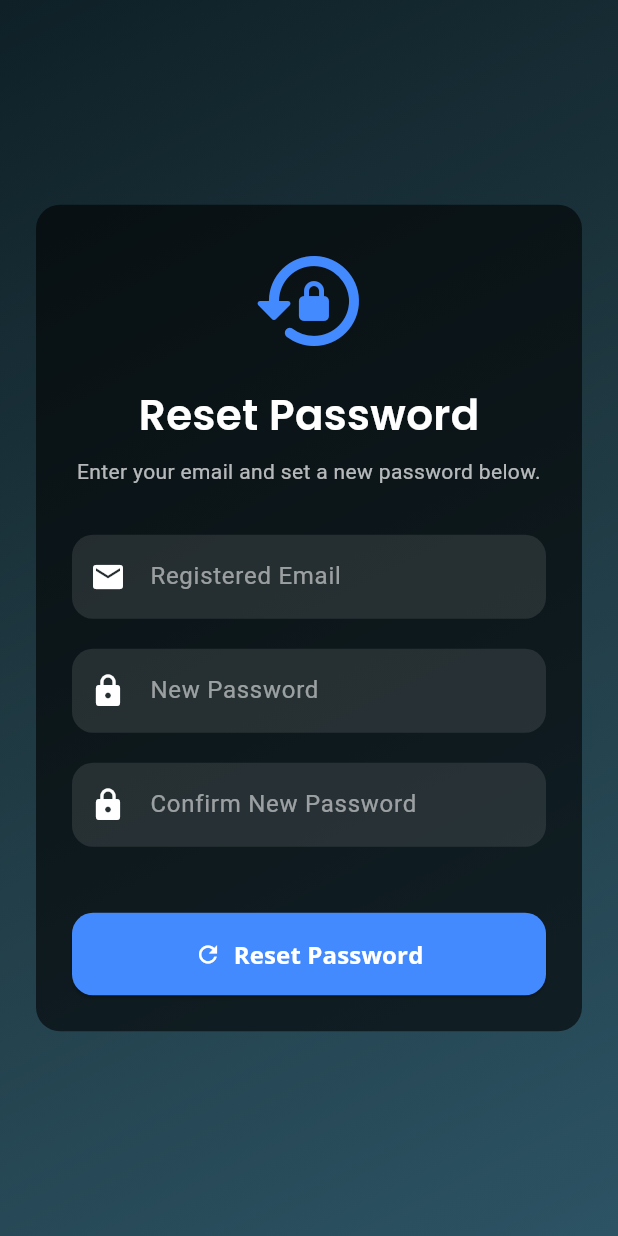
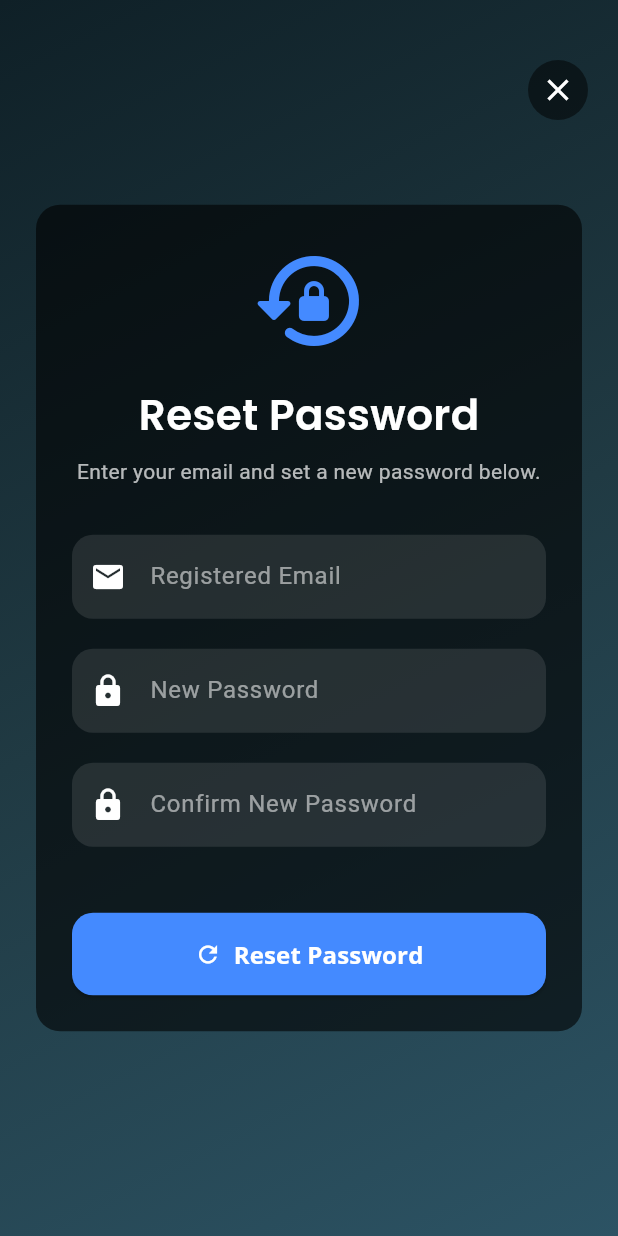
Before and after one commit to nhsnaa/streaming_app, a Flutter app: the ForgotPasswordPage screen opened directly, on a phone screen of 412 x 824 dp. Run offline on Flutter 3.47's test engine with Material 3 defaults, Android fonts, the phone set to English and light mode, and no system bars; our stand-ins replace google_fonts, shared_preferences, smooth_page_indicator, youtube_player_iframe; accounts and stored records are empty.

Commit message:
fixing forgot password ui

```diff
--- a/lib/modules/forgot_password_page.dart
+++ b/lib/modules/forgot_password_page.dart
@@ -50,7 +50,9 @@ class _ForgotPasswordPageState extends State<ForgotPasswordPage> {
             end: Alignment.bottomRight,
           ),
         ),
-        child: Center(
+        child: Stack(
+          children: [
+            Center(
               child: ConstrainedBox(
                 constraints: const BoxConstraints(maxWidth: 600),
                   child: SingleChildScrollView(
@@ -81,13 +83,10 @@ class _ForgotPasswordPageState extends State<ForgotPasswordPage> {
                           style: const TextStyle(color: Colors.white70),
                         ),
                         const SizedBox(height: 32),
-
                         buildTextField("Registered Email", emailController, false),
                         buildTextField("New Password", newPasswordController, true),
                         buildTextField("Confirm New Password", confirmPasswordController, true),
-
                         const SizedBox(height: 24),
-
                         ElevatedButton.icon(
                           onPressed: resetPassword,
                           icon: const Icon(Icons.refresh, color: Colors.white),
@@ -113,6 +112,25 @@ class _ForgotPasswordPageState extends State<ForgotPasswordPage> {
                   ),
                 )
               ),
+            ),
+
+            // X (close) button in the top-right corner
+            Positioned(
+              top: 40,
+              right: 20,
+              child: GestureDetector(
+                onTap: () => Navigator.pop(context),
+                child: Container(
+                  padding: const EdgeInsets.all(8),
+                  decoration: BoxDecoration(
+                    color: Colors.black.withOpacity(0.5),
+                    shape: BoxShape.circle,
+                  ),
+                  child: const Icon(Icons.close, color: Colors.white),
+                ),
+              ),
+            ),
+          ],
         ),
       ),
     );
```
Lines whose indentation alone changed are shown as unchanged.
